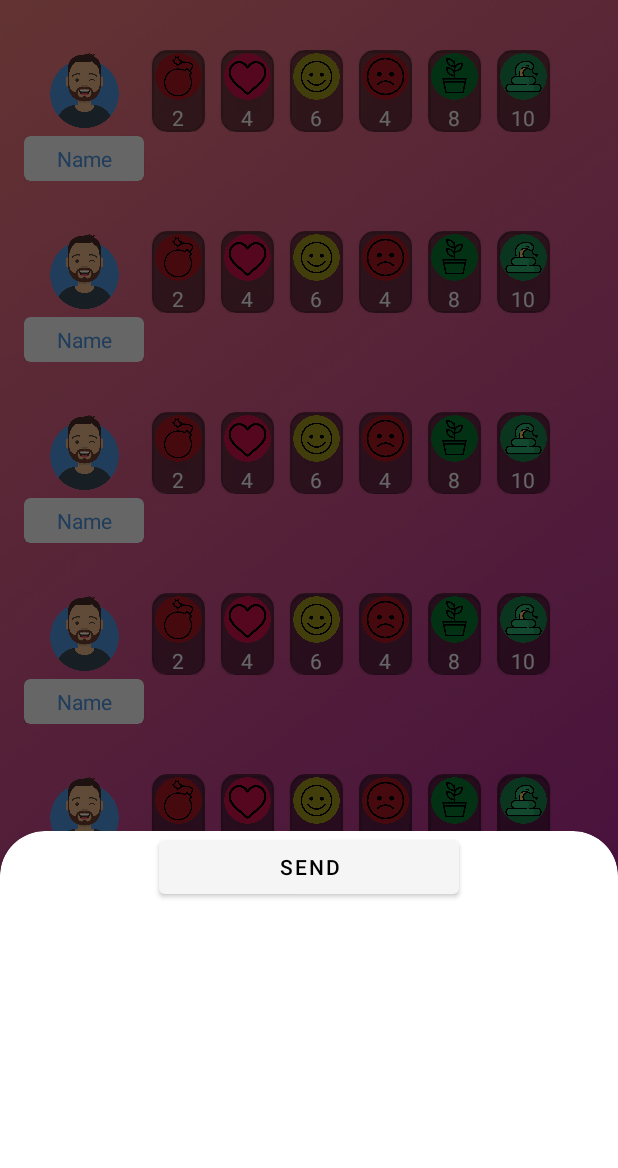
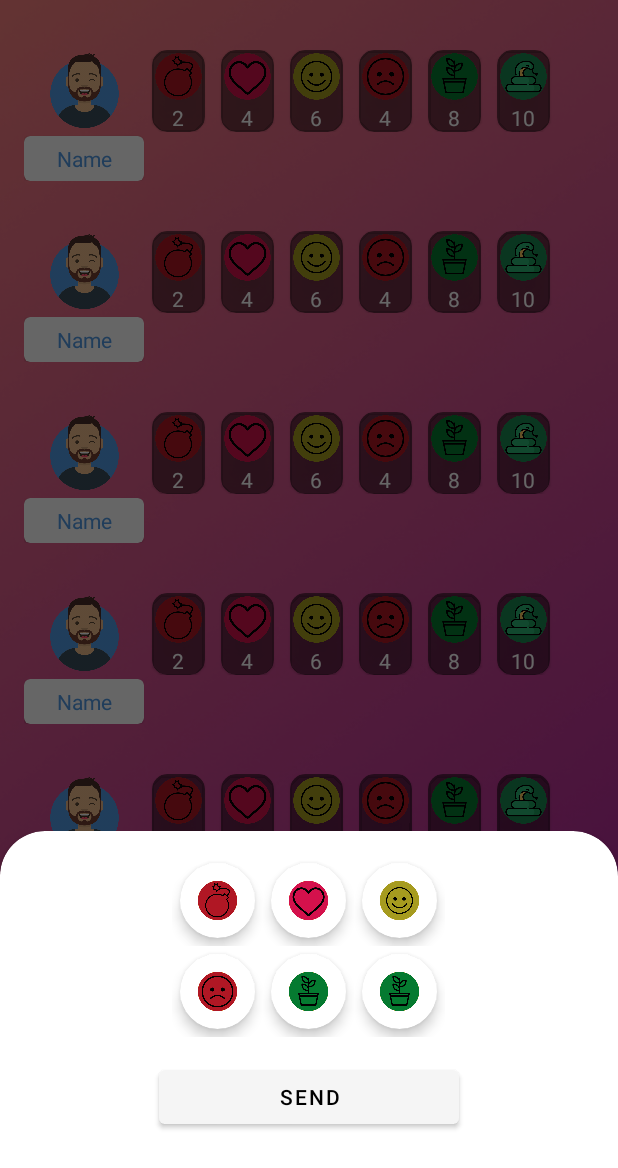
Before and after one commit to samirmaciel/Queridometro-NodeJS, an Android app: the HomeScreen screen opened directly, with no data from a screen before it, after a tap on "SEND EMOJI", on a phone screen of 412 x 824 dp. Shown: the top 1168 px of the screen. Run offline under Robolectric (Android 15) with nearby library versions, the phone set to English and light mode, and no system bars; libraries missing offline, so code that uses them is left out: io.socket.client; 7 statements that could not run were skipped.

Commit message:
Created selected bottomsheet

```diff
--- /dev/null
+++ b/app/src/main/java/com/example/queridometroapp/Feature/Domain/Model/Emoji.kt
@@ -0,0 +1,8 @@
+package com.example.queridometroapp.Feature.Domain.Model
+
+import android.graphics.drawable.AdaptiveIconDrawable
+
+data class Emoji(
+    val drawableID : Int,
+    var isSelected : Boolean = false
+)
--- /dev/null
+++ b/app/src/main/java/com/example/queridometroapp/Feature/Modules/Adapter/SelectEmojiRecyclerAdapter.kt
@@ -0,0 +1,47 @@
+package com.example.queridometroapp.Feature.Modules.Adapter
+
+import android.content.Context
+import android.media.Image
+import android.view.LayoutInflater
+import android.view.View
+import android.view.ViewGroup
+import android.widget.ImageView
+import androidx.cardview.widget.CardView
+import androidx.recyclerview.widget.RecyclerView
+import com.example.queridometroapp.Feature.Domain.Model.Emoji
+import com.example.queridometroapp.R
+
+class SelectEmojiRecyclerAdapter(val itemList : List<Emoji>, val context : Context) : RecyclerView.Adapter<SelectEmojiRecyclerAdapter.MyViewHolder>() {
+
+    override fun onCreateViewHolder(parent: ViewGroup, viewType: Int): MyViewHolder {
+        return MyViewHolder(LayoutInflater.from(parent.context).inflate(R.layout.item_rvemoji, parent, false))
+    }
+
+    override fun onBindViewHolder(holder: MyViewHolder, position: Int) {
+        holder.bindItem(position)
+    }
+
+    override fun getItemCount(): Int {
+        return itemList.size
+    }
+
+    inner class MyViewHolder(itemView : View) : RecyclerView.ViewHolder(itemView){
+
+        val emojiIcon = itemView.findViewById<ImageView>(R.id.ivEmoji)
+        val cardView = itemView.findViewById<CardView>(R.id.cardViewEmoji)
+
+         fun bindItem(position : Int){
+             emojiIcon.setImageResource(itemList[position].drawableID)
+             cardView.setOnClickListener{
+                 if(!itemList[position].isSelected){
+                     cardView.setCardBackgroundColor(context.resources.getColor(R.color.blue))
+                     itemList[position].isSelected= true
+                 }else{
+                     cardView.setCardBackgroundColor(context.resources.getColor(R.color.white))
+                     itemList[position].isSelected = false
+                 }
+
+             }
+         }
+     }
+}
--- a/app/src/main/java/com/example/queridometroapp/Feature/Modules/SelectEmojiBottomSheet/SelectEmojiBottomSheet.kt
+++ b/app/src/main/java/com/example/queridometroapp/Feature/Modules/SelectEmojiBottomSheet/SelectEmojiBottomSheet.kt
@@ -4,6 +4,9 @@ import android.os.Bundle
 import android.view.LayoutInflater
 import android.view.View
 import android.view.ViewGroup
+import androidx.recyclerview.widget.GridLayoutManager
+import com.example.queridometroapp.Feature.Domain.Model.Emoji
+import com.example.queridometroapp.Feature.Modules.Adapter.SelectEmojiRecyclerAdapter
 import com.example.queridometroapp.R
 import com.example.queridometroapp.databinding.BottomsheetSendemojiBinding
 import com.google.android.material.bottomsheet.BottomSheetDialogFragment
@@ -12,6 +15,7 @@ class SelectEmojiBottomSheet : BottomSheetDialogFragment() {
 
     private var _binding : BottomsheetSendemojiBinding? = null
     private val binding : BottomsheetSendemojiBinding get() = _binding!!
+    lateinit var recyclerAdapter : SelectEmojiRecyclerAdapter
 
     override fun onCreateView(
         inflater: LayoutInflater,
@@ -27,6 +31,40 @@ class SelectEmojiBottomSheet : BottomSheetDialogFragment() {
         setStyle(STYLE_NORMAL, R.style.MyBottomSheetDialogTheme)
     }
 
+    override fun onResume() {
+        super.onResume()
+        initComponents()
+    }
+
+    private fun initComponents(){
+        recyclerAdapter = SelectEmojiRecyclerAdapter(getEmojiList(), requireContext())
+        binding.rvSelectEmoji.layoutManager = GridLayoutManager(requireContext(),3)
+        binding.rvSelectEmoji.adapter = recyclerAdapter
+    }
+
+    fun getEmojiList() : List<Emoji>{
+        return listOf(
+            Emoji(
+                R.drawable.bomba
+            ),
+            Emoji(
+                R.drawable.coracao
+            ),
+            Emoji(
+                R.drawable.sorriso
+            ),
+            Emoji(
+                R.drawable.triste
+            ),
+            Emoji(
+                R.drawable.planta
+            ),
+            Emoji(
+                R.drawable.planta
+            )
+        )
+    }
+
 
     override fun onDestroy() {
         super.onDestroy()
--- a/app/src/main/res/layout/bottomsheet_sendemoji.xml
+++ b/app/src/main/res/layout/bottomsheet_sendemoji.xml
@@ -2,9 +2,11 @@
 <androidx.constraintlayout.widget.ConstraintLayout xmlns:android="http://schemas.android.com/apk/res/android"
     android:layout_width="match_parent"
     android:layout_height="match_parent"
-    xmlns:app="http://schemas.android.com/apk/res-auto">
+    xmlns:app="http://schemas.android.com/apk/res-auto"
+    xmlns:tools="http://schemas.android.com/tools">
 
     <com.google.android.material.card.MaterialCardView
+        android:id="@+id/cardViewEmoji"
         android:layout_width="match_parent"
         android:layout_height="300dp"
         app:cardCornerRadius="30dp"
@@ -21,8 +23,11 @@
             android:orientation="vertical">
 
             <androidx.recyclerview.widget.RecyclerView
-                android:layout_width="match_parent"
+                android:layout_marginHorizontal="16dp"
+                android:layout_marginVertical="16dp"
+                android:layout_width="wrap_content"
                 android:layout_height="wrap_content"
+                tools:listitem="@layout/item_rvemoji"
                 android:id="@+id/rvSelectEmoji"/>
 
             <com.google.android.material.button.MaterialButton
--- /dev/null
+++ b/app/src/main/res/layout/item_rvemoji.xml
@@ -0,0 +1,29 @@
+<?xml version="1.0" encoding="utf-8"?>
+<androidx.constraintlayout.widget.ConstraintLayout xmlns:android="http://schemas.android.com/apk/res/android"
+    android:layout_width="wrap_content"
+    android:layout_height="wrap_content"
+    xmlns:app="http://schemas.android.com/apk/res-auto">
+
+    <com.google.android.material.card.MaterialCardView
+        android:id="@+id/cardViewEmoji"
+        app:layout_constraintTop_toTopOf="parent"
+        app:layout_constraintEnd_toEndOf="parent"
+        android:layout_marginHorizontal="5dp"
+        android:layout_marginVertical="5dp"
+        app:layout_constraintStart_toStartOf="parent"
+        app:layout_constraintBottom_toBottomOf="parent"
+        app:cardCornerRadius="90dp"
+        app:cardElevation="5dp"
+        android:layout_width="wrap_content"
+        android:layout_height="wrap_content">
+
+        <ImageView
+            android:id="@+id/ivEmoji"
+            android:padding="10dp"
+            android:layout_width="50dp"
+            android:layout_height="50dp"
+            android:src="@drawable/sorriso"/>
+
+    </com.google.android.material.card.MaterialCardView>
+
+</androidx.constraintlayout.widget.ConstraintLayout>
```
